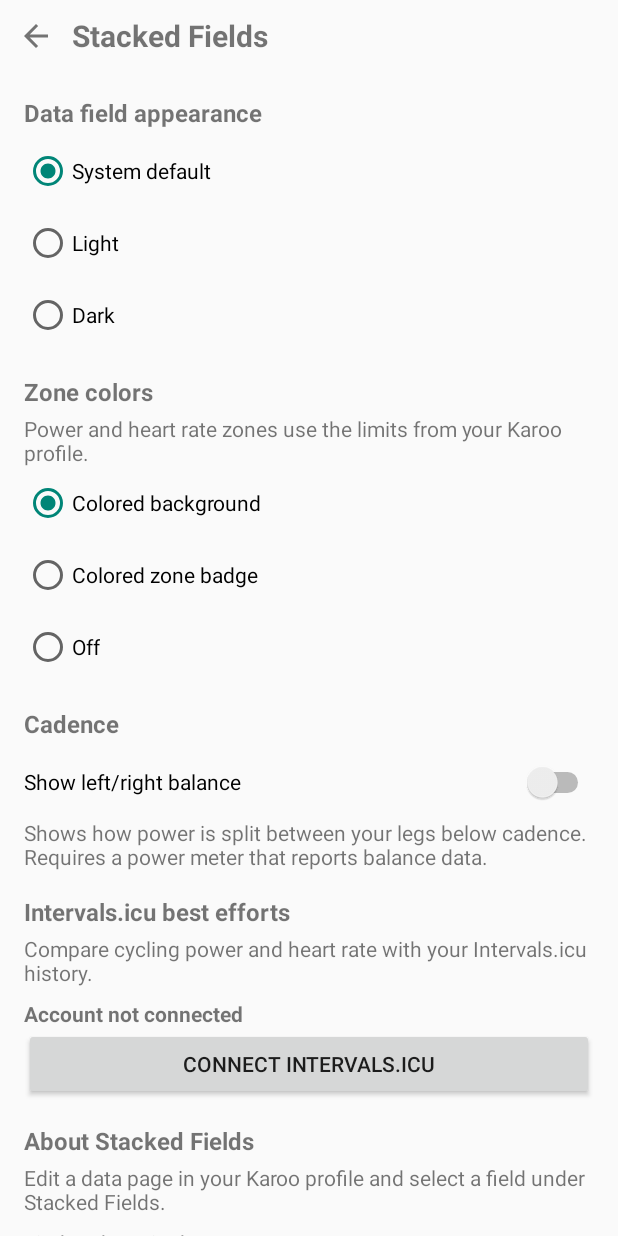
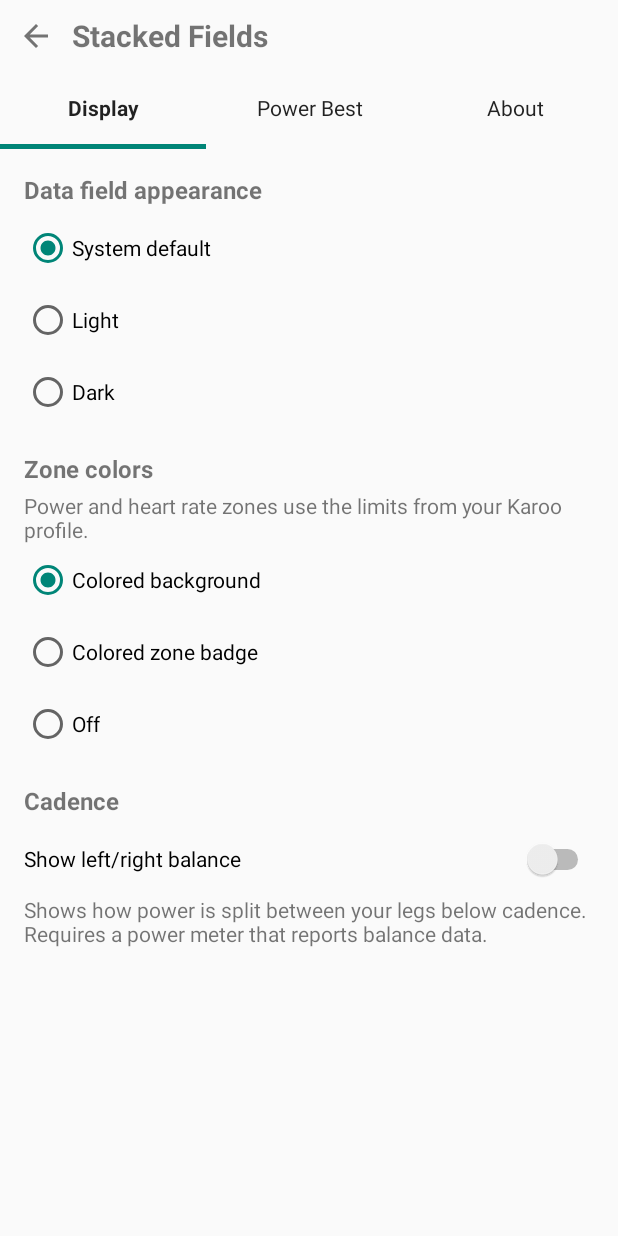
Before and after one commit to jlojkasek/ketape, an Android app: the screen it shows after launch (SettingsActivity), on a phone screen of 412 x 824 dp. Run offline under Robolectric (Android 15) with nearby library versions, the phone set to English and light mode, and no system bars.

Commit message:
Prepare Karoo Stacked Fields 0.1.6

```diff
--- a/app/build.gradle.kts
+++ b/app/build.gradle.kts
@@ -6,8 +6,8 @@ android {
         applicationId = "de.jannes.stacked"
         minSdk = 23
         targetSdk = 34
-        versionCode = 6
-        versionName = "0.1.5"
+        versionCode = 7
+        versionName = "0.1.6"
         testInstrumentationRunner = "androidx.test.runner.AndroidJUnitRunner"
     }
     buildFeatures { buildConfig = true }
--- a/app/src/main/kotlin/de/jannes/stacked/IntervalsRecords.kt
+++ b/app/src/main/kotlin/de/jannes/stacked/IntervalsRecords.kt
@@ -29,7 +29,11 @@ internal class IntervalsRecords(context: Context) {
     private val prefs = context.getSharedPreferences("stacked", Context.MODE_PRIVATE)
     val connected: Boolean get() = prefs.contains(API_KEY)
     val accountName: String? get() = prefs.getString(ACCOUNT_NAME, null)
-    val period: String get() = if (prefs.getString(RECORD_PERIOD, "s0") == "42d") "42d" else "s0"
+    val periods: List<String> get() = when (prefs.getString(RECORD_PERIOD, "s0")) {
+        "both" -> listOf("s0", "42d")
+        "42d" -> listOf("42d")
+        else -> listOf("s0")
+    }
 
     suspend fun connect(apiKey: String) = withContext(Dispatchers.IO) {
         mutex.withLock {
@@ -51,7 +55,7 @@ internal class IntervalsRecords(context: Context) {
         return editor
     }
 
-    fun syncedAt(period: String = this.period): Long = prefs.getLong("intervals_cache_${period}_at", 0)
+    fun syncedAt(period: String): Long = prefs.getLong("intervals_cache_${period}_at", 0)
     fun reference(period: String, duration: Int): Int? =
         prefs.getInt("intervals_cache_${period}_$duration", 0).takeIf { it > 0 }
 
@@ -66,12 +70,15 @@ internal class IntervalsRecords(context: Context) {
         prefs.edit().putInt(key, best.value).putLong("${key}_at", System.currentTimeMillis()).apply()
     }
 
-    suspend fun sync(force: Boolean = false, period: String = this.period) = withContext(Dispatchers.IO) {
+    suspend fun sync(force: Boolean = false, periods: List<String> = this.periods) = withContext(Dispatchers.IO) {
         mutex.withLock {
             val now = System.currentTimeMillis()
-            if (!force && now - syncedAt(period) in 0 until DAY_MS) return@withLock
+            val due = periods.filter { force || now - syncedAt(it) !in 0 until DAY_MS }
+            if (due.isEmpty()) return@withLock
             val apiKey = readApiKey() ?: return@withLock
-            storeBestValues(prefs.edit(), period, now, fetchBestValues(apiKey, period))
+            for (period in due) {
+                storeBestValues(prefs.edit(), period, now, fetchBestValues(apiKey, period))
+            }
         }
     }
 
--- a/app/src/main/kotlin/de/jannes/stacked/SettingsActivity.kt
+++ b/app/src/main/kotlin/de/jannes/stacked/SettingsActivity.kt
@@ -30,6 +30,7 @@ class SettingsActivity : Activity() {
     private val records by lazy { IntervalsRecords(this) }
     private val scope = CoroutineScope(SupervisorJob() + Dispatchers.Main.immediate)
     private lateinit var recordStatus: TextView
+    private lateinit var defaultRecordStatusColors: ColorStateList
     private lateinit var recordFeedback: TextView
     private lateinit var recordDetails: LinearLayout
     private lateinit var recordValues: LinearLayout
@@ -38,6 +39,7 @@ class SettingsActivity : Activity() {
     private lateinit var connectButton: Button
     private lateinit var syncButton: Button
     private var recordJob: Job? = null
+    private var selectedTab = 0
 
     override fun onCreate(savedInstanceState: Bundle?) {
         super.onCreate(savedInstanceState)
@@ -60,9 +62,7 @@ class SettingsActivity : Activity() {
             })
         }
 
-        val content = LinearLayout(this).apply {
-            orientation = LinearLayout.VERTICAL
-            setPadding(dp(16), 0, dp(16), dp(16))
+        val display = settingsPage {
             addView(label(R.string.settings_theme, heading = true))
             addView(choices("theme", listOf(
                 "auto" to R.string.settings_system,
@@ -117,13 +117,18 @@ class SettingsActivity : Activity() {
             })
             addView(label(R.string.settings_balance_detail))
             addView(warningSettings)
+        }
 
+        val powerBest = settingsPage {
             addView(label(R.string.records_title, heading = true))
             addView(label(R.string.records_detail))
             recordStatus = TextView(this@SettingsActivity).apply {
                 setTypeface(typeface, Typeface.BOLD)
                 setPadding(0, dp(8), 0, 0)
-            }.also { addView(it) }
+            }.also {
+                defaultRecordStatusColors = it.textColors
+                addView(it)
+            }
             recordFeedback = TextView(this@SettingsActivity).also { addView(it) }
             connectButton = Button(this@SettingsActivity).apply {
                 setText(R.string.records_connect)
@@ -133,7 +138,8 @@ class SettingsActivity : Activity() {
                 orientation = LinearLayout.VERTICAL
                 addView(label(R.string.records_period, heading = true))
                 addView(choices(RECORD_PERIOD, listOf(
-                    "s0" to R.string.records_season, "42d" to R.string.records_42_days
+                    "s0" to R.string.records_season, "42d" to R.string.records_42_days,
+                    "both" to R.string.records_both
                 )) { syncRecords() })
                 addView(label(R.string.records_saved_values, heading = true))
                 recordDates = TextView(this@SettingsActivity).also { addView(it) }
@@ -174,6 +180,9 @@ class SettingsActivity : Activity() {
                 }.also { addView(it) }
             }.also { addView(it) }
 
+        }
+
+        val about = settingsPage {
             addView(label(R.string.settings_about, heading = true))
             addView(label(R.string.settings_setup))
             addView(label(R.string.settings_updates).apply { setPadding(0, dp(8), 0, 0) })
@@ -183,15 +192,65 @@ class SettingsActivity : Activity() {
             })
         }
 
+        val pages = listOf(display, powerBest, about)
+        val accent = TypedValue()
+        theme.resolveAttribute(android.R.attr.colorAccent, accent, true)
+        val tabTitles = listOf(R.string.settings_tab_display, R.string.best_comparison, R.string.settings_tab_about)
+        val tabs = LinearLayout(this)
+        val buttons = mutableListOf<Button>()
+        val indicators = mutableListOf<View>()
+        fun selectTab(index: Int) {
+            selectedTab = index
+            pages.forEachIndexed { position, page ->
+                val selected = position == index
+                page.visibility = if (selected) View.VISIBLE else View.GONE
+                buttons[position].isSelected = selected
+                buttons[position].setTypeface(null, if (selected) Typeface.BOLD else Typeface.NORMAL)
+                indicators[position].visibility = if (selected) View.VISIBLE else View.INVISIBLE
+            }
+        }
+        tabTitles.forEachIndexed { index, title ->
+            tabs.addView(LinearLayout(this).apply {
+                orientation = LinearLayout.VERTICAL
+                addView(Button(this@SettingsActivity, null, android.R.attr.borderlessButtonStyle).apply {
+                    setText(title)
+                    isAllCaps = false
+                    textSize = 14f
+                    minHeight = dp(48)
+                    minimumWidth = 0
+                    setPadding(dp(2), 0, dp(2), 0)
+                    setOnClickListener { selectTab(index) }
+                }.also { buttons.add(it) }, LinearLayout.LayoutParams(
+                    LinearLayout.LayoutParams.MATCH_PARENT, LinearLayout.LayoutParams.WRAP_CONTENT))
+                addView(View(this@SettingsActivity).apply {
+                    setBackgroundColor(accent.data)
+                }.also { indicators.add(it) }, LinearLayout.LayoutParams(
+                    LinearLayout.LayoutParams.MATCH_PARENT, dp(3)))
+            }, LinearLayout.LayoutParams(0, LinearLayout.LayoutParams.WRAP_CONTENT, 1f))
+        }
+
         setContentView(LinearLayout(this).apply {
             orientation = LinearLayout.VERTICAL
             addView(toolbar)
-            addView(ScrollView(this@SettingsActivity).apply {
-                addView(content)
-            }, LinearLayout.LayoutParams(LinearLayout.LayoutParams.MATCH_PARENT, 0, 1f))
+            addView(tabs)
+            pages.forEach { addView(it, LinearLayout.LayoutParams(LinearLayout.LayoutParams.MATCH_PARENT, 0, 1f)) }
         })
+        selectTab((savedInstanceState?.getInt("selected_tab") ?: 0).coerceIn(pages.indices))
         updateRecordStatus()
         syncRecords()
+    }
+
+    override fun onSaveInstanceState(outState: Bundle) {
+        outState.putInt("selected_tab", selectedTab)
+        super.onSaveInstanceState(outState)
+    }
+
+    private fun settingsPage(content: LinearLayout.() -> Unit) = ScrollView(this).apply {
+        addView(LinearLayout(this@SettingsActivity).apply {
+            orientation = LinearLayout.VERTICAL
+            setPadding(dp(16), 0, dp(16), dp(16))
+            content()
+        })
     }
 
     override fun onDestroy() {
@@ -271,26 +330,34 @@ class SettingsActivity : Activity() {
 
     private fun updateRecordStatus(message: Int? = null, busy: Boolean = false, feedback: String? = null) {
         val connected = records.connected
-        val period = records.period
-        val syncedAt = records.syncedAt(period)
+        val periods = records.periods
+        fun periodTitle(period: String) = getString(if (period == "42d")
+            R.string.comparison_42_days else R.string.records_season_short)
         connectButton.visibility = if (connected) View.GONE else View.VISIBLE
         connectButton.isEnabled = !busy
         recordDetails.visibility = if (connected) View.VISIBLE else View.GONE
         syncButton.isEnabled = !busy
         disconnectButton.isEnabled = !busy
+        val showConnected = connected && message != R.string.records_key_rejected
+        recordStatus.setTextColor(if (showConnected)
+            ColorStateList.valueOf(getColor(R.color.connected_status)) else defaultRecordStatusColors)
         recordStatus.text = when {
-            !connected -> getString(R.string.records_not_connected)
+            !showConnected -> getString(R.string.records_not_connected)
             records.accountName != null -> getString(R.string.records_connected_as, records.accountName)
             else -> getString(R.string.records_connected)
         }
         recordFeedback.text = feedback ?: message?.let { getString(it) }.orEmpty()
         recordFeedback.visibility = if (recordFeedback.text.isEmpty()) View.GONE else View.VISIBLE
-        recordDates.text = if (syncedAt == 0L) getString(R.string.records_pending) else Date(syncedAt).let {
+        recordDates.text = periods.joinToString("\n") { period ->
+            val syncedAt = records.syncedAt(period)
+            val detail = if (syncedAt == 0L) getString(R.string.records_pending) else Date(syncedAt).let {
                 getString(R.string.records_last_sync,
                     DateFormat.getDateFormat(this).format(it), DateFormat.getTimeFormat(this).format(it))
             }
+            if (periods.size > 1) "${periodTitle(period)} · $detail" else detail
+        }
         recordValues.removeAllViews()
-        if (syncedAt == 0L) return
+        if (periods.none { records.syncedAt(it) > 0 }) return
         val durations = if (prefs.getBoolean(RECORD_HEART, false)) powerDurations + HEART_RECORD else powerDurations
         for (duration in durations) {
             val title = when (duration) {
@@ -298,11 +365,14 @@ class SettingsActivity : Activity() {
                 1, 5 -> getString(R.string.records_seconds, duration)
                 else -> getString(R.string.records_minutes, duration / 60)
             }
+            val valueText = periods.joinToString("\n") { period ->
                 val value = records.reference(period, duration)
-            val valueText = when {
+                val text = when {
                     value == null -> getString(R.string.records_no_value)
                     duration == HEART_RECORD -> getString(R.string.records_bpm, value)
                     else -> getString(R.string.records_watts, value)
+                }
+                if (periods.size > 1) "${periodTitle(period)} · $text" else text
             }
             recordValues.addView(LinearLayout(this).apply {
                 gravity = Gravity.CENTER_VERTICAL
--- a/app/src/main/kotlin/de/jannes/stacked/StackedExtension.kt
+++ b/app/src/main/kotlin/de/jannes/stacked/StackedExtension.kt
@@ -37,7 +37,7 @@ private val stacks = listOf(
 class StackedExtension : KarooExtension("stacked-fields", BuildConfig.VERSION_NAME) {
     private val system by lazy { KarooSystemService(this) }
     private val recordMonitor by lazy { RideRecordMonitor(this, system) }
-    override val types: List<DataTypeImpl> by lazy { stacks.map { StackedType(system, it, recordMonitor) } }
+    override val types: List<DataTypeImpl> by lazy { stacks.map { StackedType(system, it, recordMonitor) } + BestComparisonType(recordMonitor) }
 
     override fun onCreate() {
         super.onCreate()
--- a/app/src/main/res/values/colors.xml
+++ b/app/src/main/res/values/colors.xml
@@ -1 +1 @@
-<resources><color name="background">#FFFFFF</color><color name="foreground">#111111</color></resources>
+<resources><color name="background">#FFFFFF</color><color name="foreground">#111111</color><color name="connected_status">#166534</color></resources>
--- a/app/src/main/res/values/strings.xml
+++ b/app/src/main/res/values/strings.xml
@@ -52,8 +52,8 @@
   <string name="records_key_rejected">Intervals.icu rejected the API key. Check it and try again.</string>
   <string name="records_period">Comparison period</string>
   <string name="records_saved_values">Synced best efforts</string>
-  <string name="records_connected">Connected to Intervals.icu</string>
-  <string name="records_connected_as">Connected as %1$s</string>
+  <string name="records_connected">Connected to Intervals.icu ✓</string>
+  <string name="records_connected_as">Connected as %1$s ✓</string>
   <string name="records_disconnect_detail">Remove the stored API key and synced best efforts from this Karoo?</string>
   <string name="records_http_error">Intervals.icu could not sync the data (HTTP %1$d).</string>
   <string name="records_data_error">Intervals.icu returned an unexpected data format.</string>
@@ -64,4 +64,16 @@
   <string name="records_watts">%1$d W</string>
   <string name="records_bpm">%1$d bpm</string>
   <string name="records_no_value">No value</string>
+  <string name="best_comparison">Power Best</string>
+  <string name="best_comparison_description">Ride bests on the left of each Intervals.icu reference. Cycles through durations when space is limited.</string>
+  <string name="comparison_best">Best</string>
+  <string name="comparison_ride">Ride</string>
+  <string name="comparison_42_days">42 days</string>
+  <string name="records_season_short">Season</string>
+  <string name="comparison_heart">HR max</string>
+  <string name="comparison_accessible_ride">Ride best %1$s</string>
+  <string name="comparison_accessible_reference">%1$s reference %2$s</string>
+  <string name="records_both">Both periods</string>
+  <string name="settings_tab_display">Display</string>
+  <string name="settings_tab_about">About</string>
 </resources>
--- a/app/src/main/res/xml/extension_info.xml
+++ b/app/src/main/res/xml/extension_info.xml
@@ -6,4 +6,5 @@
   <DataType typeId="speed" displayName="@string/field_4" description="@string/field_description" graphical="true" icon="@drawable/ic_stacked" />
   <DataType typeId="distance" displayName="@string/field_5" description="@string/field_description" graphical="true" icon="@drawable/ic_stacked" />
   <DataType typeId="cadence" displayName="@string/field_6" description="@string/field_description" graphical="true" icon="@drawable/ic_stacked" />
+  <DataType typeId="best-comparison" displayName="@string/best_comparison" description="@string/best_comparison_description" graphical="true" icon="@drawable/ic_stacked" />
 </ExtensionInfo>
```
Also changed, not shown: app/src/main/kotlin/de/jannes/stacked/BestComparisonType.kt (added, +128 -0 lines), app/src/main/kotlin/de/jannes/stacked/RideRecordMonitor.kt (+21 -14 lines), app/src/main/res/layout/best_comparison.xml (added, +20 -0 lines), app/src/main/res/layout/best_comparison_row.xml (added, +28 -0 lines), app/src/main/res/values/styles.xml (added, +11 -0 lines), 3 other files. Lines whose indentation alone changed are shown as unchanged.
